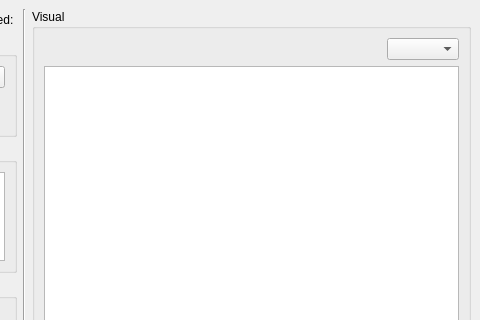
The window that window.ui (radarsat1/cvpca) describes before a commit, drawn with Qt 5; both pictures show x 432 to 912 and y 0 to 320 of the 912 by 632 pixel window.
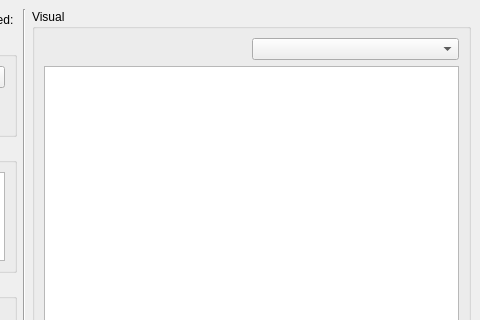
The same window after the commit.

Commit message: Allow switching between different visualizations.

What changed in the file:
```diff
--- a/window.ui
+++ b/window.ui
@@ -333,7 +333,14 @@
             </spacer>
            </item>
            <item>
-            <widget class="QComboBox" name="vizModeComboBox"/>
+            <widget class="QComboBox" name="vizModeComboBox">
+             <property name="sizePolicy">
+              <sizepolicy hsizetype="Expanding" vsizetype="Fixed">
+               <horstretch>0</horstretch>
+               <verstretch>0</verstretch>
+              </sizepolicy>
+             </property>
+            </widget>
            </item>
           </layout>
          </item>
```
The commit also changes 1 other file.
